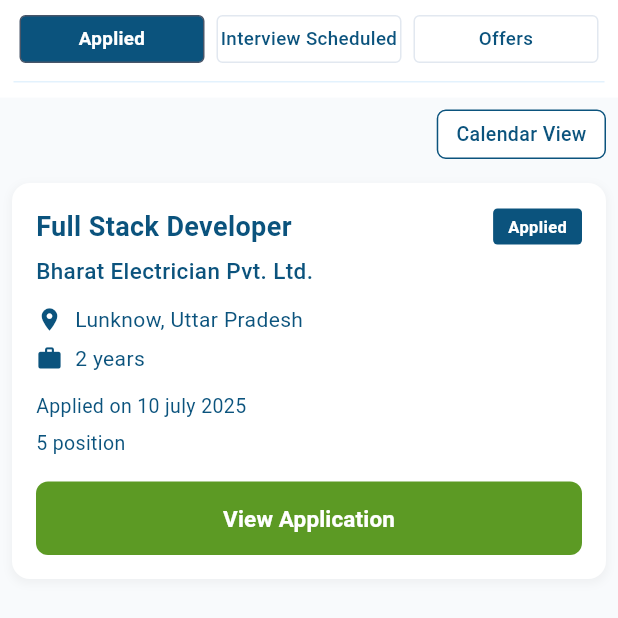
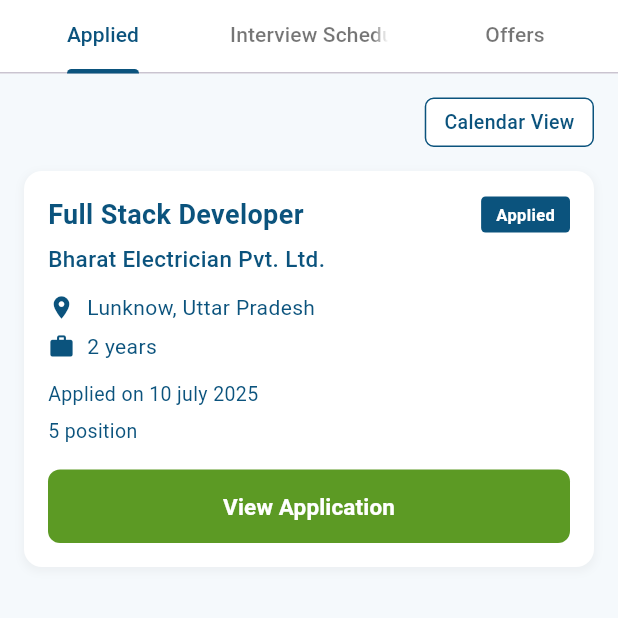
Before and after one commit to Poojadhameja/jobsahi-studentapp, a Flutter app: the AppTracker1Screen screen opened by its route, on a phone screen of 412 x 824 dp, the top half of it. Run offline on Flutter 3.47's test engine with Material 3 defaults, Android fonts, the phone set to English and light mode, and no system bars; our stand-ins replace file_picker.

Commit message:
application tracker new structure and style added

```diff
--- a/lib/pages/jobs/app_tracker1.dart
+++ b/lib/pages/jobs/app_tracker1.dart
@@ -11,119 +11,70 @@ class AppTracker1Screen extends StatefulWidget {
 }
 
 class _AppTracker1ScreenState extends State<AppTracker1Screen> {
-  int _selectedTabIndex = 0;
-
-  final List<String> _tabs = ['Applied', 'Interview Scheduled', 'Offers'];
-
   @override
   Widget build(BuildContext context) {
-    return Scaffold(
-      backgroundColor: const Color(0xFFF8FAFC), // Light grey background
+    return DefaultTabController(
+      length: 3,
+      child: Scaffold(
+        backgroundColor: AppConstants.backgroundColor,
       body: Column(
         children: [
-          // Filter tabs
-          _buildFilterTabs(),
+            _buildTabBar(),
+          Expanded(
+              child: TabBarView(
+                children: [
+                  _buildAppliedTab(),
+                  _buildInterviewTab(),
+                  _buildOffersTab(),
+                ],
+              ),
+            ),
+          ],
+        ),
+      ),
+    );
+  }
 
-          // Content
-          Expanded(
-            child: Padding(
-              padding: const EdgeInsets.symmetric(horizontal: 8, vertical: 8),
-              child: _buildContentBasedOnTab(),
-            ),
-          ),
+  /// Builds the tab bar similar to learning center
+  Widget _buildTabBar() {
+    return Container(
+      color: AppConstants.cardBackgroundColor,
+      child: TabBar(
+        labelColor: AppConstants.primaryColor,
+        unselectedLabelColor: AppConstants.textSecondaryColor,
+        indicatorColor: AppConstants.primaryColor,
+        indicatorWeight: 3,
+        tabs: const [
+          Tab(text: 'Applied'),
+          Tab(text: 'Interview Scheduled'),
+          Tab(text: 'Offers'),
         ],
       ),
     );
   }
 
-  /// Builds the filter tabs
-  Widget _buildFilterTabs() {
-    return Container(
-      color: Colors.white,
-      padding: const EdgeInsets.symmetric(horizontal: 9, vertical: 10),
-      child: Column(
-        children: [
-          Row(
-            mainAxisAlignment: MainAxisAlignment.spaceEvenly,
-            children: _tabs.asMap().entries.map((entry) {
-              final index = entry.key;
-              final tab = entry.value;
-              final isSelected = index == _selectedTabIndex;
-
-              return Expanded(
-                child: Container(
-                  margin: const EdgeInsets.symmetric(horizontal: 4),
-                  child: GestureDetector(
-                    onTap: () {
-                      setState(() {
-                        _selectedTabIndex = index;
-                      });
-                    },
-                    child: Container(
-                      padding: const EdgeInsets.symmetric(vertical: 6),
-                      decoration: BoxDecoration(
-                        color: isSelected
-                            ? const Color(
-                                0xFF0B537D,
-                              ) // Blue-grey color for selected tab
-                            : Colors.white,
-                        borderRadius: BorderRadius.circular(4),
-                        border: Border.all(
-                          color: isSelected
-                              ? const Color(
-                                  0xFF475569,
-                                ) // Blue-grey color for selected tab
-                              : const Color(
-                                  0xFFE2E8F0,
-                                ), // Light grey border for unselected tabs
-                          width: 1,
-                        ),
-                      ),
-                      child: Text(
-                        tab,
-                        textAlign: TextAlign.center,
-                        style: TextStyle(
-                          fontSize: 12.5,
-                          fontWeight: isSelected
-                              ? FontWeight.w700
-                              : FontWeight.w500,
-                          color: isSelected
-                              ? Colors
-                                    .white // White text for selected tab
-                              : const Color(
-                                  0xFF0B537D,
-                                ), // Dark grey text for unselected tabs
-                        ),
-                      ),
-                    ),
-                  ),
-                ),
-              );
-            }).toList(),
-          ),
-          // Bottom border line
-          Container(
-            margin: const EdgeInsets.only(top: 12),
-            height: 1,
-            color: const Color(0xFFE3F2FD), // Light blue horizontal line
-          ),
-        ],
-      ),
+  /// Builds the applied tab content
+  Widget _buildAppliedTab() {
+    return Padding(
+      padding: const EdgeInsets.all(AppConstants.defaultPadding),
+      child: _buildAppliedCard(),
     );
   }
 
-  /// Builds content based on selected tab
-  Widget _buildContentBasedOnTab() {
-    switch (_selectedTabIndex) {
-      case 0: // Applied
-        return _buildAppliedCard();
-      case 1: // Interview Scheduled
-        return _buildInterviewCards();
-      case 2: // Offers
-        return _buildOffersCard();
-      default:
-        return _buildAppliedCard();
-    }
+  /// Builds the interview tab content
+  Widget _buildInterviewTab() {
+    return Padding(
+      padding: const EdgeInsets.all(AppConstants.defaultPadding),
+      child: _buildInterviewCards(),
+    );
+  }
+
+  /// Builds the offers tab content
+  Widget _buildOffersTab() {
+    return Padding(
+      padding: const EdgeInsets.all(AppConstants.defaultPadding),
+      child: _buildOffersCard(),
+    );
   }
 
   /// Builds the applied job card
```
